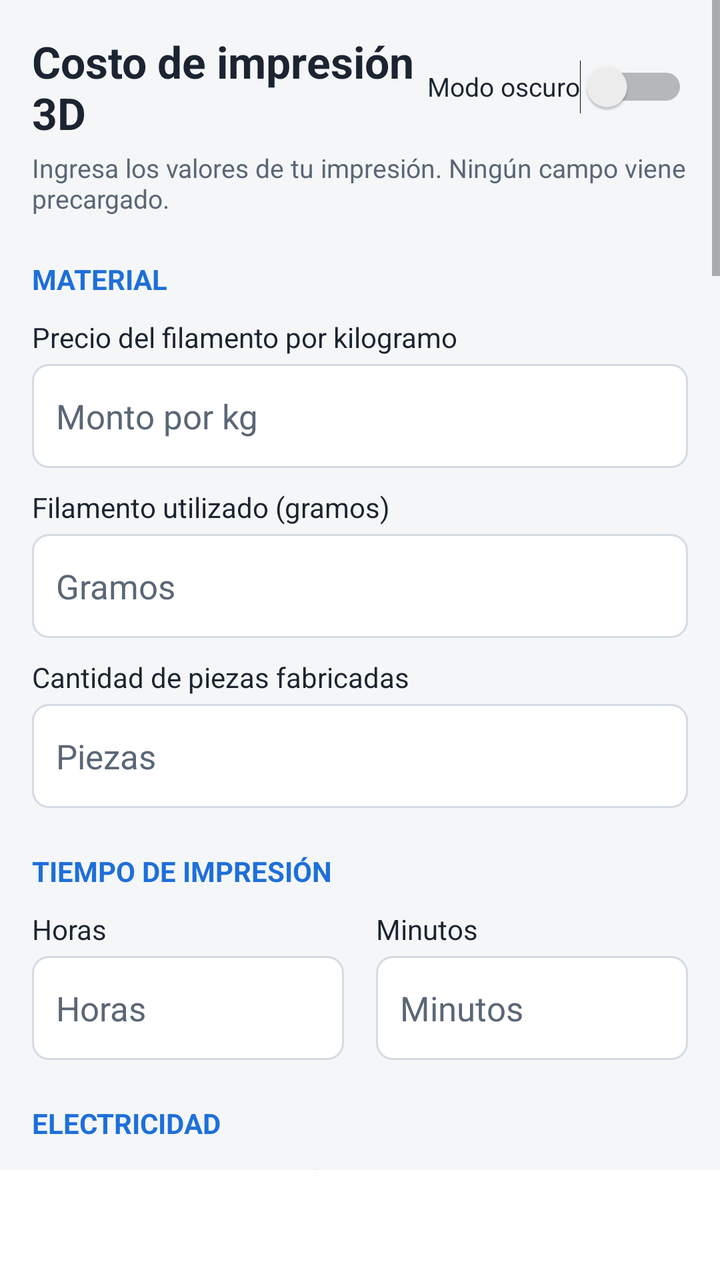
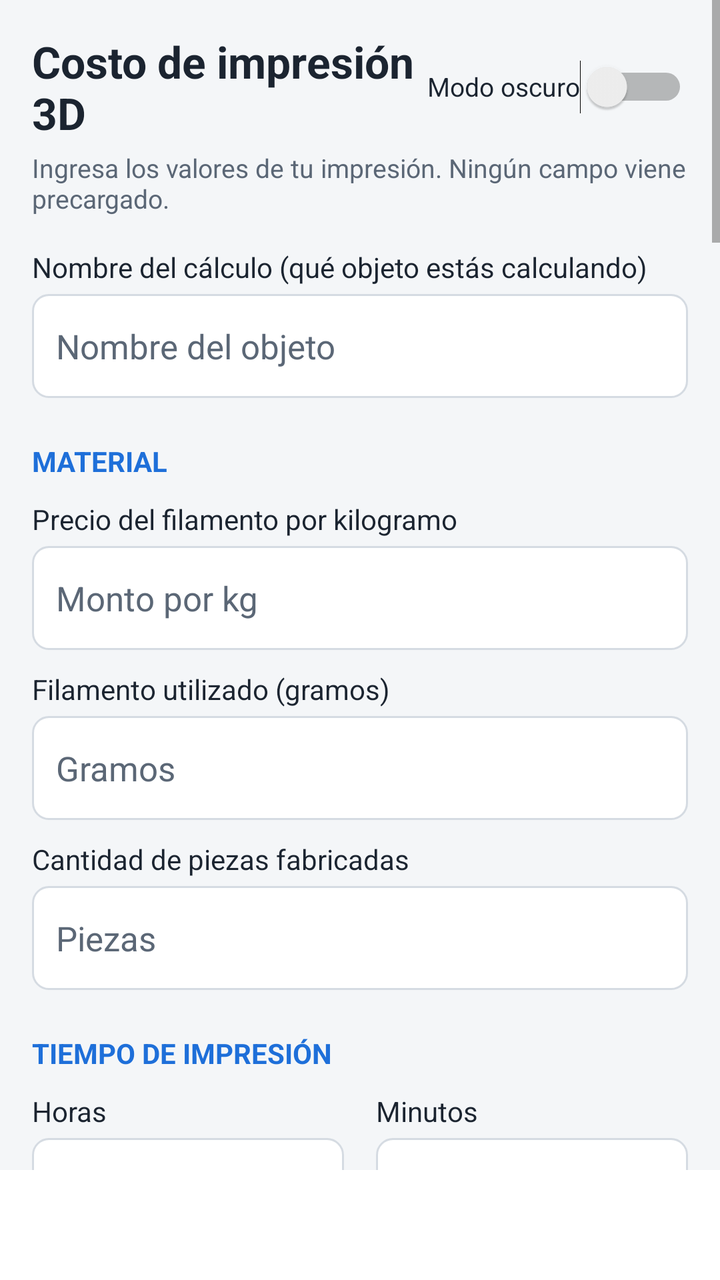

Screens rendered from an Android XML layout before and after an edit, with the pre-edit source and the edit as a unified diff.
<!-- AndroidManifest.xml: application theme AppTheme -->
<!-- res/layout/activity_main.xml -->
<?xml version="1.0" encoding="utf-8"?>
<LinearLayout xmlns:android="http://schemas.android.com/apk/res/android"
    android:layout_width="match_parent"
    android:layout_height="match_parent"
    android:background="?attr/cFondo"
    android:orientation="vertical">

<ScrollView
    android:layout_width="match_parent"
    android:layout_height="0dp"
    android:layout_weight="1"
    android:fillViewport="true"
    android:scrollbars="vertical">

    <LinearLayout
        android:layout_width="match_parent"
        android:layout_height="wrap_content"
        android:orientation="vertical"
        android:padding="16dp">

        <LinearLayout
            android:layout_width="match_parent"
            android:layout_height="wrap_content"
            android:gravity="center_vertical"
            android:orientation="horizontal">

            <TextView
                android:layout_width="0dp"
                android:layout_height="wrap_content"
                android:layout_weight="1"
                android:text="@string/titulo"
                android:textColor="?attr/cTexto"
                android:textSize="22sp"
                android:textStyle="bold" />

            <Switch
                android:id="@+id/sw_oscuro"
                android:layout_width="wrap_content"
                android:layout_height="48dp"
                android:text="@string/modo_oscuro"
                android:textColor="?attr/cTexto"
                android:textSize="13sp" />
        </LinearLayout>

        <TextView
            android:layout_width="match_parent"
            android:layout_height="wrap_content"
            android:layout_marginTop="4dp"
            android:text="@string/subtitulo"
            android:textColor="?attr/cTextoSuave"
            android:textSize="13sp" />

        
        <TextView style="@style/Seccion" android:text="@string/sec_material" />

        <TextView style="@style/Etiqueta" android:text="@string/lbl_precio_kg" />
        <EditText
            android:id="@+id/et_precio_kg"
            style="@style/Campo"
            android:hint="@string/hint_precio_kg"
            android:inputType="numberDecimal" />

        <TextView style="@style/Etiqueta" android:text="@string/lbl_gramos" />
        <EditText
            android:id="@+id/et_gramos"
            style="@style/Campo"
            android:hint="@string/hint_gramos"
            android:inputType="numberDecimal" />

        <TextView style="@style/Etiqueta" android:text="@string/lbl_piezas" />
        <EditText
            android:id="@+id/et_piezas"
            style="@style/Campo"
            android:hint="@string/hint_piezas"
            android:inputType="number" />

        
        <TextView style="@style/Seccion" android:text="@string/sec_tiempo" />

        <LinearLayout
            android:layout_width="match_parent"
            android:layout_height="wrap_content"
            android:orientation="horizontal">

            <LinearLayout
                android:layout_width="0dp"
                android:layout_height="wrap_content"
                android:layout_marginEnd="8dp"
                android:layout_weight="1"
                android:orientation="vertical">

                <TextView style="@style/Etiqueta" android:text="@string/lbl_horas" />
                <EditText
                    android:id="@+id/et_horas"
                    style="@style/Campo"
                    android:hint="@string/hint_horas"
                    android:inputType="numberDecimal" />
            </LinearLayout>

            <LinearLayout
                android:layout_width="0dp"
                android:layout_height="wrap_content"
                android:layout_marginStart="8dp"
                android:layout_weight="1"
                android:orientation="vertical">

                <TextView style="@style/Etiqueta" android:text="@string/lbl_minutos" />
                <EditText
                    android:id="@+id/et_minutos"
                    style="@style/Campo"
                    android:hint="@string/hint_minutos"
                    android:inputType="numberDecimal" />
            </LinearLayout>
        </LinearLayout>

        
        <TextView style="@style/Seccion" android:text="@string/sec_electricidad" />

        
        <TextView style="@style/Etiqueta" android:text="@string/lbl_material_menu" />
        <Spinner
            android:id="@+id/sp_material"
            android:layout_width="match_parent"
            android:layout_height="52dp"
            android:layout_marginTop="4dp"
            android:prompt="@string/prompt_material"
            android:spinnerMode="dialog" />
        <TextView
            android:id="@+id/tv_material_info"
            android:layout_width="match_parent"
            android:layout_height="wrap_content"
            android:layout_marginTop="4dp"
            android:text="@string/material_info_ninguno"
            android:textColor="?attr/cTextoSuave"
            android:textSize="12sp" />

        
        <LinearLayout
            android:id="@+id/ll_watts_otro"
            android:layout_width="match_parent"
            android:layout_height="wrap_content"
            android:orientation="vertical"
            android:visibility="gone">
            <TextView style="@style/Etiqueta" android:text="@string/lbl_watts" />
            <EditText
                android:id="@+id/et_watts"
                style="@style/Campo"
                android:hint="@string/hint_watts"
                android:inputType="numberDecimal" />
        </LinearLayout>

        
        <TextView style="@style/Etiqueta" android:layout_marginTop="18dp" android:text="@string/lbl_region" />
        <Spinner
            android:id="@+id/sp_region"
            android:layout_width="match_parent"
            android:layout_height="52dp"
            android:layout_marginTop="4dp"
            android:prompt="@string/prompt_region"
            android:spinnerMode="dialog" />

        <Button
            android:id="@+id/btn_detectar"
            android:layout_width="match_parent"
            android:layout_height="48dp"
            android:layout_marginTop="2dp"
            android:text="@string/btn_detectar" />

        <TextView
            android:id="@+id/tv_region_info"
            android:layout_width="match_parent"
            android:layout_height="wrap_content"
            android:layout_marginTop="6dp"
            android:text="@string/region_info_inicial"
            android:textColor="?attr/cTexto"
            android:textSize="13sp" />

        <TextView
            android:id="@+id/tv_region_ref"
            android:layout_width="match_parent"
            android:layout_height="wrap_content"
            android:layout_marginTop="4dp"
            android:text="@string/region_ref_ninguna"
            android:textColor="?attr/cTextoSuave"
            android:textSize="13sp" />

        <Button
            android:id="@+id/btn_tabla"
            android:layout_width="match_parent"
            android:layout_height="44dp"
            android:layout_marginTop="4dp"
            android:text="@string/btn_ver_tabla" />

        
        <LinearLayout
            android:id="@+id/ll_tabla"
            android:layout_width="match_parent"
            android:layout_height="wrap_content"
            android:background="?attr/cTarjeta"
            android:orientation="vertical"
            android:padding="10dp"
            android:visibility="gone" />

        
        <LinearLayout
            android:id="@+id/ll_kwh_manual"
            android:layout_width="match_parent"
            android:layout_height="wrap_content"
            android:orientation="vertical"
            android:visibility="gone">

            <TextView style="@style/Etiqueta" android:layout_marginTop="14dp" android:text="@string/lbl_precio_kwh_manual" />
            <EditText
                android:id="@+id/et_precio_kwh"
                style="@style/Campo"
                android:hint="@string/hint_precio_kwh"
                android:inputType="numberDecimal" />

            <TextView style="@style/Subtitulo" android:text="@string/sub_boleta" />

            <LinearLayout
                android:layout_width="match_parent"
                android:layout_height="wrap_content"
                android:orientation="horizontal">

                <LinearLayout
                    android:layout_width="0dp"
                    android:layout_height="wrap_content"
                    android:layout_marginEnd="8dp"
                    android:layout_weight="1"
                    android:orientation="vertical">

                    <TextView style="@style/Etiqueta" android:text="@string/lbl_boleta_monto" />
                    <EditText
                        android:id="@+id/et_boleta_monto"
                        style="@style/Campo"
                        android:hint="@string/hint_boleta_monto"
                        android:inputType="numberDecimal" />
                </LinearLayout>

                <LinearLayout
                    android:layout_width="0dp"
                    android:layout_height="wrap_content"
                    android:layout_marginStart="8dp"
                    android:layout_weight="1"
                    android:orientation="vertical">

                    <TextView style="@style/Etiqueta" android:text="@string/lbl_boleta_kwh" />
                    <EditText
                        android:id="@+id/et_boleta_kwh"
                        style="@style/Campo"
                        android:hint="@string/hint_boleta_kwh"
                        android:inputType="numberDecimal" />
                </LinearLayout>
            </LinearLayout>

            <LinearLayout style="@style/FilaSugerido">
                <TextView
                    android:id="@+id/tv_boleta_resultado"
                    style="@style/TextoSugerido"
                    android:text="@string/boleta_ayuda" />
                <Button
                    android:id="@+id/btn_usar_boleta"
                    style="@style/BotonUsar" />
            </LinearLayout>
        </LinearLayout>

        
        <TextView style="@style/Seccion" android:text="@string/sec_extras" />

        <TextView style="@style/Etiqueta" android:text="@string/lbl_horas_trabajo" />
        <EditText
            android:id="@+id/et_horas_trabajo"
            style="@style/Campo"
            android:hint="@string/hint_horas_trabajo"
            android:inputType="numberDecimal" />

        <TextView style="@style/Etiqueta" android:text="@string/lbl_costo_hora_trabajo" />
        <EditText
            android:id="@+id/et_costo_hora_trabajo"
            style="@style/Campo"
            android:hint="@string/hint_costo_hora_trabajo"
            android:inputType="numberDecimal" />

        <TextView style="@style/Etiqueta" android:text="@string/lbl_merma" />
        <EditText
            android:id="@+id/et_merma"
            style="@style/Campo"
            android:hint="@string/hint_merma"
            android:inputType="numberDecimal" />

        <TextView style="@style/Etiqueta" android:text="@string/lbl_otros" />
        <EditText
            android:id="@+id/et_otros"
            style="@style/Campo"
            android:hint="@string/hint_otros"
            android:inputType="numberDecimal" />

        <TextView style="@style/Etiqueta" android:text="@string/lbl_margen" />
        <EditText
            android:id="@+id/et_margen"
            style="@style/Campo"
            android:hint="@string/hint_margen"
            android:imeOptions="actionDone"
            android:inputType="numberDecimal" />

        <CheckBox
            android:id="@+id/cb_iva"
            android:layout_width="match_parent"
            android:layout_height="wrap_content"
            android:layout_marginTop="8dp"
            android:text="@string/cb_iva"
            android:textColor="?attr/cTexto"
            android:textSize="14sp" />

        
        <LinearLayout
            android:layout_width="match_parent"
            android:layout_height="wrap_content"
            android:layout_marginTop="20dp"
            android:orientation="horizontal">

            <Button
                android:id="@+id/btn_calcular"
                android:layout_width="0dp"
                android:layout_height="52dp"
                android:layout_marginEnd="8dp"
                android:layout_weight="1"
                android:text="@string/btn_calcular"
                android:textStyle="bold" />

            <Button
                android:id="@+id/btn_limpiar"
                android:layout_width="0dp"
                android:layout_height="52dp"
                android:layout_marginStart="8dp"
                android:layout_weight="1"
                android:text="@string/btn_limpiar" />
        </LinearLayout>

        <TextView
            android:id="@+id/tv_status"
            android:layout_width="match_parent"
            android:layout_height="wrap_content"
            android:layout_marginTop="12dp"
            android:text="@string/status_inicial"
            android:textColor="?attr/cTextoSuave"
            android:textSize="14sp" />

        
        <TextView style="@style/Seccion" android:text="@string/sec_resultados" />

        <LinearLayout
            android:layout_width="match_parent"
            android:layout_height="wrap_content"
            android:background="?attr/cTarjeta"
            android:orientation="vertical"
            android:padding="14dp">

            <LinearLayout style="@style/FilaResultado">
                <TextView style="@style/ResultadoEtiqueta" android:text="@string/res_material" />
                <TextView
                    android:id="@+id/tv_material"
                    style="@style/ResultadoValor"
                    android:text="@string/vacio" />
            </LinearLayout>

            <LinearLayout style="@style/FilaResultado">
                <TextView style="@style/ResultadoEtiqueta" android:text="@string/res_electricidad" />
                <TextView
                    android:id="@+id/tv_electricidad"
                    style="@style/ResultadoValor"
                    android:text="@string/vacio" />
            </LinearLayout>

            <LinearLayout style="@style/FilaResultado">
                <TextView style="@style/ResultadoEtiqueta" android:text="@string/res_depreciacion" />
                <TextView
                    android:id="@+id/tv_depreciacion"
                    style="@style/ResultadoValor"
                    android:text="@string/vacio" />
            </LinearLayout>

            <LinearLayout style="@style/FilaResultado">
                <TextView style="@style/ResultadoEtiqueta" android:text="@string/res_mantenimiento" />
                <TextView
                    android:id="@+id/tv_mantenimiento"
                    style="@style/ResultadoValor"
                    android:text="@string/vacio" />
            </LinearLayout>

            <LinearLayout style="@style/FilaResultado">
                <TextView style="@style/ResultadoEtiqueta" android:text="@string/res_mano_obra" />
                <TextView
                    android:id="@+id/tv_mano_obra"
                    style="@style/ResultadoValor"
                    android:text="@string/vacio" />
            </LinearLayout>

            <LinearLayout style="@style/FilaResultado">
                <TextView style="@style/ResultadoEtiqueta" android:text="@string/res_merma" />
                <TextView
                    android:id="@+id/tv_merma"
                    style="@style/ResultadoValor"
                    android:text="@string/vacio" />
            </LinearLayout>

            <LinearLayout style="@style/FilaResultado">
                <TextView style="@style/ResultadoEtiqueta" android:text="@string/res_otros" />
                <TextView
                    android:id="@+id/tv_otros"
                    style="@style/ResultadoValor"
                    android:text="@string/vacio" />
            </LinearLayout>

            <View
                android:layout_width="match_parent"
                android:layout_height="1dp"
                android:layout_marginTop="6dp"
                android:layout_marginBottom="6dp"
                android:background="?attr/cLinea" />

            <LinearLayout style="@style/FilaResultado">
                <TextView
                    style="@style/ResultadoEtiqueta"
                    android:text="@string/res_total"
                    android:textStyle="bold" />
                <TextView
                    android:id="@+id/tv_total"
                    style="@style/ResultadoValor"
                    android:text="@string/vacio"
                    android:textSize="20sp" />
            </LinearLayout>

            <LinearLayout style="@style/FilaResultado">
                <TextView
                    style="@style/ResultadoEtiqueta"
                    android:text="@string/res_unitario"
                    android:textStyle="bold" />
                <TextView
                    android:id="@+id/tv_unitario"
                    style="@style/ResultadoValor"
                    android:text="@string/vacio"
                    android:textSize="20sp" />
            </LinearLayout>

            <LinearLayout style="@style/FilaResultado" android:layout_marginTop="6dp">
                <TextView style="@style/ResultadoEtiqueta" android:text="@string/res_por_gramo" />
                <TextView
                    android:id="@+id/tv_por_gramo"
                    style="@style/ResultadoValor"
                    android:text="@string/vacio" />
            </LinearLayout>

            <LinearLayout style="@style/FilaResultado">
                <TextView style="@style/ResultadoEtiqueta" android:text="@string/res_por_hora" />
                <TextView
                    android:id="@+id/tv_por_hora"
                    style="@style/ResultadoValor"
                    android:text="@string/vacio" />
            </LinearLayout>

            <TextView
                android:id="@+id/tv_calculado_con"
                android:layout_width="match_parent"
                android:layout_height="wrap_content"
                android:layout_marginTop="10dp"
                android:textColor="?attr/cTexto"
                android:textSize="12sp" />

            <TextView
                android:id="@+id/tv_cuadra"
                android:layout_width="match_parent"
                android:layout_height="wrap_content"
                android:layout_marginTop="4dp"
                android:textColor="?attr/cAcento"
                android:textSize="12sp" />

            <TextView
                android:id="@+id/tv_fijos"
                android:layout_width="match_parent"
                android:layout_height="wrap_content"
                android:layout_marginTop="6dp"
                android:textColor="?attr/cTextoSuave"
                android:textSize="12sp" />
        </LinearLayout>

        
        <TextView style="@style/Seccion" android:text="@string/sec_venta" />

        <LinearLayout
            android:layout_width="match_parent"
            android:layout_height="wrap_content"
            android:background="?attr/cTarjeta"
            android:orientation="vertical"
            android:padding="14dp">

            <LinearLayout style="@style/FilaResultado">
                <TextView style="@style/ResultadoEtiqueta" android:text="@string/res_precio_venta" />
                <TextView
                    android:id="@+id/tv_precio_venta"
                    style="@style/ResultadoValor"
                    android:text="@string/vacio" />
            </LinearLayout>

            <LinearLayout style="@style/FilaResultado">
                <TextView style="@style/ResultadoEtiqueta" android:text="@string/res_precio_iva" />
                <TextView
                    android:id="@+id/tv_precio_iva"
                    style="@style/ResultadoValor"
                    android:text="@string/vacio" />
            </LinearLayout>

            <LinearLayout style="@style/FilaResultado">
                <TextView style="@style/ResultadoEtiqueta" android:text="@string/res_ganancia" />
                <TextView
                    android:id="@+id/tv_ganancia"
                    style="@style/ResultadoValor"
                    android:text="@string/vacio" />
            </LinearLayout>
        </LinearLayout>

        <Button
            android:id="@+id/btn_compartir"
            android:layout_width="match_parent"
            android:layout_height="48dp"
            android:layout_marginTop="14dp"
            android:enabled="false"
            android:text="@string/btn_compartir" />

        <TextView
            android:layout_width="match_parent"
            android:layout_height="wrap_content"
            android:layout_marginTop="12dp"
            android:layout_marginBottom="24dp"
            android:text="@string/nota_formato"
            android:textColor="?attr/cTextoSuave"
            android:textSize="12sp" />
    </LinearLayout>
</ScrollView>

    
    <LinearLayout
        android:layout_width="match_parent"
        android:layout_height="wrap_content"
        android:background="?attr/cTarjeta"
        android:gravity="center_vertical"
        android:orientation="horizontal"
        android:paddingStart="16dp"
        android:paddingTop="8dp"
        android:paddingEnd="16dp"
        android:paddingBottom="8dp">

        <LinearLayout
            android:layout_width="0dp"
            android:layout_height="wrap_content"
            android:layout_weight="1"
            android:orientation="vertical">

            <TextView
                android:id="@+id/tv_barra_total"
                android:layout_width="wrap_content"
                android:layout_height="wrap_content"
                android:textColor="?attr/cTexto"
                android:textSize="17sp"
                android:textStyle="bold" />

            <TextView
                android:id="@+id/tv_barra_detalle"
                android:layout_width="wrap_content"
                android:layout_height="wrap_content"
                android:textColor="?attr/cTextoSuave"
                android:textSize="12sp" />
        </LinearLayout>

        <TextView
            android:id="@+id/tv_barra_hora"
            android:layout_width="wrap_content"
            android:layout_height="wrap_content"
            android:textColor="?attr/cAcento"
            android:textSize="13sp"
            android:textStyle="bold" />
    </LinearLayout>
</LinearLayout>
<!-- resources referenced by this layout -->
<resources>
  <string name="btn_calcular">CALCULAR</string>
  <string name="btn_compartir">COMPARTIR / COPIAR RESUMEN</string>
  <string name="btn_limpiar">LIMPIAR</string>
  <string name="hint_boleta_kwh">kWh</string>
  <string name="hint_gramos">Gramos</string>
  <string name="hint_horas">Horas</string>
  <string name="hint_horas_trabajo">Horas</string>
  <string name="hint_margen">Porcentaje</string>
  <string name="hint_merma">Porcentaje</string>
  <string name="hint_minutos">Minutos</string>
  <string name="hint_otros">Monto por pieza</string>
  <string name="hint_piezas">Piezas</string>
  <string name="hint_precio_kg">Monto por kg</string>
  <string name="hint_watts">Watts</string>
  <string name="lbl_horas">Horas</string>
  <string name="lbl_margen">Margen de ganancia sobre el costo (%)</string>
  <string name="lbl_minutos">Minutos</string>
  <string name="modo_oscuro">Modo oscuro</string>
  <string name="prompt_region">Región</string>
  <string name="res_electricidad">Electricidad</string>
  <string name="res_mano_obra">Mano de obra</string>
  <string name="res_material">Material</string>
  <string name="res_merma">Merma / fallos</string>
  <string name="res_total">COSTO TOTAL</string>
  <string name="res_unitario">COSTO UNITARIO</string>
  <string name="sec_electricidad">Electricidad</string>
  <string name="sec_material">Material</string>
  <string name="sec_resultados">Resultados</string>
  <string name="sec_venta">Precio de venta</string>
  <string name="titulo">Costo de impresión 3D</string>
  <string name="vacio">—</string>
  <string name="btn_usar">USAR</string>
  <!-- drawable campo_fondo (drawable) -->
  <?xml version="1.0" encoding="utf-8"?>
  <selector xmlns:android="http://schemas.android.com/apk/res/android">
      <item android:state_focused="true">
          <shape android:shape="rectangle">
              <solid android:color="?attr/cCampo" />
              <stroke android:width="2dp" android:color="?attr/cAcento" />
              <corners android:radius="8dp" />
          </shape>
      </item>
      <item android:state_activated="true">
          <shape android:shape="rectangle">
              <solid android:color="?attr/cCampoLleno" />
              <stroke android:width="2dp" android:color="?attr/cBordeLleno" />
              <corners android:radius="8dp" />
          </shape>
      </item>
      <item>
          <shape android:shape="rectangle">
              <solid android:color="?attr/cCampo" />
              <stroke android:width="1dp" android:color="?attr/cLinea" />
              <corners android:radius="8dp" />
          </shape>
      </item>
  </selector>
  <color name="fondo">#F4F6F8</color>
  <color name="tarjeta">#FFFFFF</color>
  <color name="texto">#1B2430</color>
  <color name="texto_suave">#5B6776</color>
  <color name="acento">#1E6FD9</color>
  <color name="linea">#D5DBE2</color>
  <color name="error">#B3261E</color>
  <color name="campo">#FFFFFF</color>
  <color name="campo_lleno">#DDF3E0</color>
  <color name="borde_lleno">#2E9E4F</color>
  <!-- unchanged entries left out for length: 51 -->
</resources>

<!-- the commit's change to res/layout/activity_main.xml (unified diff, before → after) -->
@@ -49,6 +49,14 @@
             android:text="@string/subtitulo"
             android:textColor="?attr/cTextoSuave"
             android:textSize="13sp" />
+
+        
+        <TextView style="@style/Etiqueta" android:layout_marginTop="16dp" android:text="@string/lbl_nombre" />
+        <EditText
+            android:id="@+id/et_nombre"
+            style="@style/Campo"
+            android:hint="@string/hint_nombre"
+            android:inputType="textCapSentences" />
 
         
         <TextView style="@style/Seccion" android:text="@string/sec_material" />
@@ -495,6 +503,30 @@
             android:orientation="vertical"
             android:padding="14dp">
 
+            <TextView
+                android:id="@+id/tv_venta_ayuda"
+                android:layout_width="match_parent"
+                android:layout_height="wrap_content"
+                android:text="@string/venta_ayuda"
+                android:textColor="?attr/cTextoSuave"
+                android:textSize="13sp" />
+
+            <LinearLayout style="@style/FilaResultado" android:layout_marginTop="6dp">
+                <TextView style="@style/ResultadoEtiqueta" android:text="@string/res_ganancia_unit" />
+                <TextView
+                    android:id="@+id/tv_ganancia_unit"
+                    style="@style/ResultadoValor"
+                    android:text="@string/vacio" />
+            </LinearLayout>
+
+            <LinearLayout style="@style/FilaResultado">
+                <TextView style="@style/ResultadoEtiqueta" android:text="@string/res_ganancia" />
+                <TextView
+                    android:id="@+id/tv_ganancia"
+                    style="@style/ResultadoValor"
+                    android:text="@string/vacio" />
+            </LinearLayout>
+
             <LinearLayout style="@style/FilaResultado">
                 <TextView style="@style/ResultadoEtiqueta" android:text="@string/res_precio_venta" />
                 <TextView
@@ -512,21 +544,36 @@
             </LinearLayout>
 
             <LinearLayout style="@style/FilaResultado">
-                <TextView style="@style/ResultadoEtiqueta" android:text="@string/res_ganancia" />
-                <TextView
-                    android:id="@+id/tv_ganancia"
-                    style="@style/ResultadoValor"
-                    android:text="@string/vacio" />
-            </LinearLayout>
-        </LinearLayout>
-
+                <TextView style="@style/ResultadoEtiqueta" android:text="@string/res_venta_lote" />
+                <TextView
+                    android:id="@+id/tv_venta_lote"
+                    style="@style/ResultadoValor"
+                    android:text="@string/vacio" />
+            </LinearLayout>
+        </LinearLayout>
+
+        <TextView style="@style/Seccion" android:text="@string/sec_respaldo" />
+        <Button
+            android:id="@+id/btn_guardar_imagen"
+            android:layout_width="match_parent"
+            android:layout_height="52dp"
+            android:layout_marginTop="6dp"
+            android:enabled="false"
+            android:text="@string/btn_guardar_imagen"
+            android:textStyle="bold" />
         <Button
             android:id="@+id/btn_compartir"
             android:layout_width="match_parent"
             android:layout_height="48dp"
-            android:layout_marginTop="14dp"
+            android:layout_marginTop="4dp"
             android:enabled="false"
             android:text="@string/btn_compartir" />
+        <Button
+            android:id="@+id/btn_copiar"
+            android:layout_width="match_parent"
+            android:layout_height="48dp"
+            android:enabled="false"
+            android:text="@string/btn_copiar" />
 
         <TextView
             android:layout_width="match_parent"
<!-- resource entries referenced after the edit -->
@@ -1,7 +1,9 @@
 <!-- resources referenced by this layout -->
 <resources>
   <string name="btn_calcular">CALCULAR</string>
-  <string name="btn_compartir">COMPARTIR / COPIAR RESUMEN</string>
+  <string name="btn_compartir">COMPARTIR IMAGEN Y RESUMEN</string>
+  <string name="btn_copiar">COPIAR RESUMEN COMO TEXTO</string>
+  <string name="btn_guardar_imagen">GUARDAR IMAGEN EN LA GALERÍA</string>
   <string name="btn_limpiar">LIMPIAR</string>
   <string name="hint_boleta_kwh">kWh</string>
   <string name="hint_gramos">Gramos</string>
@@ -10,31 +12,44 @@
   <string name="hint_margen">Porcentaje</string>
   <string name="hint_merma">Porcentaje</string>
   <string name="hint_minutos">Minutos</string>
+  <string name="hint_nombre">Nombre del objeto</string>
   <string name="hint_otros">Monto por pieza</string>
   <string name="hint_piezas">Piezas</string>
   <string name="hint_precio_kg">Monto por kg</string>
   <string name="hint_watts">Watts</string>
   <string name="lbl_horas">Horas</string>
-  <string name="lbl_margen">Margen de ganancia sobre el costo (%)</string>
+  <string name="lbl_margen">Ganancia que quieres obtener sobre el costo (%)</string>
   <string name="lbl_minutos">Minutos</string>
+  <string name="lbl_nombre">Nombre del cálculo (qué objeto estás calculando)</string>
   <string name="modo_oscuro">Modo oscuro</string>
   <string name="prompt_region">Región</string>
   <string name="res_electricidad">Electricidad</string>
+  <string name="res_ganancia_unit">Ganancia por pieza</string>
   <string name="res_mano_obra">Mano de obra</string>
   <string name="res_material">Material</string>
   <string name="res_merma">Merma / fallos</string>
   <string name="res_total">COSTO TOTAL</string>
   <string name="res_unitario">COSTO UNITARIO</string>
+  <string name="res_venta_lote">Precio de venta del lote (sin IVA)</string>
   <string name="sec_electricidad">Electricidad</string>
   <string name="sec_material">Material</string>
+  <string name="sec_respaldo">Respaldo del cálculo</string>
   <string name="sec_resultados">Resultados</string>
-  <string name="sec_venta">Precio de venta</string>
+  <string name="sec_venta">Ganancia y precio de venta</string>
   <string name="titulo">Costo de impresión 3D</string>
   <string name="vacio">—</string>
+  <string name="venta_ayuda">Escribe el porcentaje de ganancia en Extras para ver aquí cuánto ganas y a qué precio vender. Es aparte del costo total.</string>
   <string name="btn_usar">USAR</string>
   <!-- drawable campo_fondo (drawable) -->
   <?xml version="1.0" encoding="utf-8"?>
   <selector xmlns:android="http://schemas.android.com/apk/res/android">
+      <item android:state_activated="true" android:state_focused="true">
+          <shape android:shape="rectangle">
+              <solid android:color="?attr/cCampoLleno" />
+              <stroke android:width="2dp" android:color="?attr/cAcento" />
+              <corners android:radius="8dp" />
+          </shape>
+      </item>
       <item android:state_focused="true">
           <shape android:shape="rectangle">
               <solid android:color="?attr/cCampo" />
